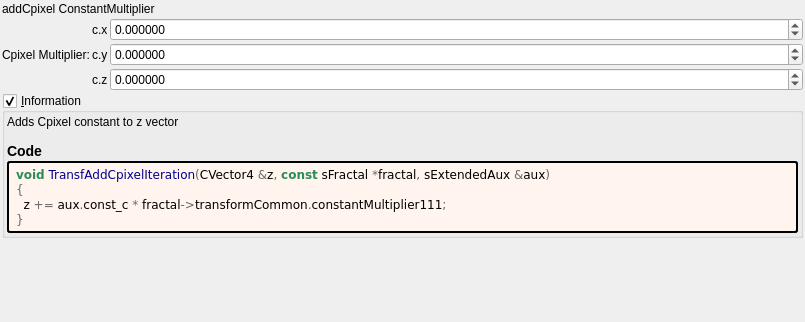
irinox-ctrl/mandelbulber2, file mandelbulber2/formula/ui/transf_add_cpixel.ui: the form before one commit.
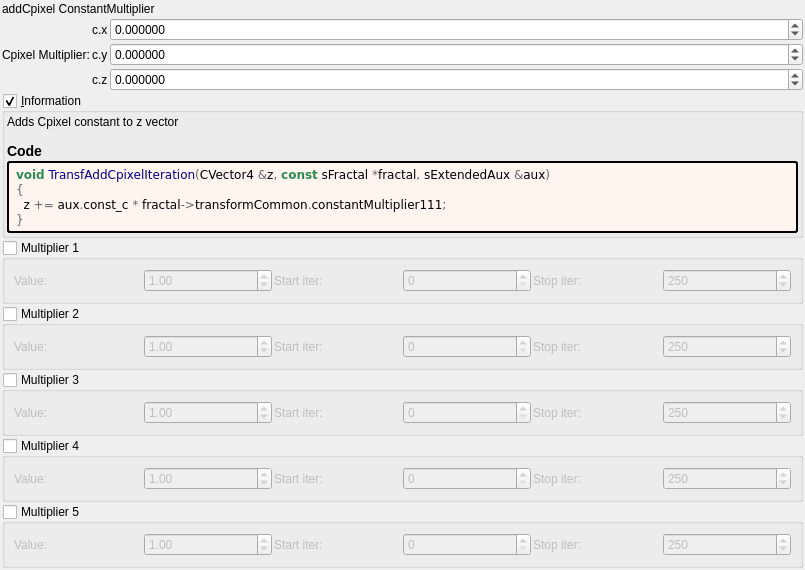
The form after the commit. Custom widgets are drawn as their Qt base class.

Commit message:
feat: add 5 general-purpose multipliers to all 1007 fractal formulas
Each multiplier has:
- Checkbox (OFF by default)
- Value spinbox (default 1.0, range -100 to 100)
- Iteration start/stop range

Logic: z *= value; DE *= |value|;

Uses existing transformCommon parameters:
- Checkboxes: functionEnabledBx/By/Bz/Bw/CzFalse
- Values: scale4/5/6/8/16
- Ranges: startIterationsB-F/stopIterationsB-F

Modified 1007 .cpp (CPU), 1006 .cl (GPU), 1023 .ui files.
Both source (formula/) and deploy (deploy/share/) copies updated.

```diff
--- a/mandelbulber2/formula/ui/transf_add_cpixel.ui
+++ b/mandelbulber2/formula/ui/transf_add_cpixel.ui
@@ -231,6 +231,192 @@
      </layout>
     </widget>
    </item>
+   <item>
+    <widget class="MyGroupBox" name="groupCheck_transf_function_enabledBx_false">
+     <property name="title"><string>Multiplier 1</string></property>
+     <property name="checkable"><bool>true</bool></property>
+     <property name="checked"><bool>false</bool></property>
+     <layout class="QGridLayout" name="gridLayout_mult1">
+      <property name="spacing"><number>2</number></property>
+      <item row="0" column="0">
+       <widget class="QLabel"><property name="text"><string>Value:</string></property></widget>
+      </item>
+      <item row="0" column="1">
+       <widget class="MyDoubleSpinBox" name="spinbox_transf_scale_4">
+        <property name="minimum"><double>-100.0</double></property><property name="maximum"><double>100.0</double></property>
+        <property name="singleStep"><double>0.01</double></property><property name="value"><double>1.0</double></property>
+       </widget>
+      </item>
+      <item row="0" column="2">
+       <widget class="QLabel"><property name="text"><string>Start iter:</string></property></widget>
+      </item>
+      <item row="0" column="3">
+       <widget class="MySpinBox" name="spinboxInt_transf_start_iterations_B">
+        <property name="minimum"><number>0</number></property><property name="maximum"><number>10000</number></property>
+        <property name="value"><number>0</number></property>
+       </widget>
+      </item>
+      <item row="0" column="4">
+       <widget class="QLabel"><property name="text"><string>Stop iter:</string></property></widget>
+      </item>
+      <item row="0" column="5">
+       <widget class="MySpinBox" name="spinboxInt_transf_stop_iterations_B">
+        <property name="minimum"><number>0</number></property><property name="maximum"><number>10000</number></property>
+        <property name="value"><number>250</number></property>
+       </widget>
+      </item>
+     </layout>
+    </widget>
+   </item>
+   <item>
+    <widget class="MyGroupBox" name="groupCheck_transf_function_enabledBy_false">
+     <property name="title"><string>Multiplier 2</string></property>
+     <property name="checkable"><bool>true</bool></property>
+     <property name="checked"><bool>false</bool></property>
+     <layout class="QGridLayout" name="gridLayout_mult2">
+      <property name="spacing"><number>2</number></property>
+      <item row="0" column="0">
+       <widget class="QLabel"><property name="text"><string>Value:</string></property></widget>
+      </item>
+      <item row="0" column="1">
+       <widget class="MyDoubleSpinBox" name="spinbox_transf_scale_5">
+        <property name="minimum"><double>-100.0</double></property><property name="maximum"><double>100.0</double></property>
+        <property name="singleStep"><double>0.01</double></property><property name="value"><double>1.0</double></property>
+       </widget>
+      </item>
+      <item row="0" column="2">
+       <widget class="QLabel"><property name="text"><string>Start iter:</string></property></widget>
+      </item>
+      <item row="0" column="3">
+       <widget class="MySpinBox" name="spinboxInt_transf_start_iterations_C">
+        <property name="minimum"><number>0</number></property><property name="maximum"><number>10000</number></property>
+        <property name="value"><number>0</number></property>
+       </widget>
+      </item>
+      <item row="0" column="4">
+       <widget class="QLabel"><property name="text"><string>Stop iter:</string></property></widget>
+      </item>
+      <item row="0" column="5">
+       <widget class="MySpinBox" name="spinboxInt_transf_stop_iterations_C">
+        <property name="minimum"><number>0</number></property><property name="maximum"><number>10000</number></property>
+        <property name="value"><number>250</number></property>
+       </widget>
+      </item>
+     </layout>
+    </widget>
+   </item>
+   <item>
+    <widget class="MyGroupBox" name="groupCheck_transf_function_enabledBz_false">
+     <property name="title"><string>Multiplier 3</string></property>
+     <property name="checkable"><bool>true</bool></property>
+     <property name="checked"><bool>false</bool></property>
+     <layout class="QGridLayout" name="gridLayout_mult3">
+      <property name="spacing"><number>2</number></property>
+      <item row="0" column="0">
+       <widget class="QLabel"><property name="text"><string>Value:</string></property></widget>
+      </item>
+      <item row="0" column="1">
+       <widget class="MyDoubleSpinBox" name="spinbox_transf_scale_6">
+        <property name="minimum"><double>-100.0</double></property><property name="maximum"><double>100.0</double></property>
+        <property name="singleStep"><double>0.01</double></property><property name="value"><double>1.0</double></property>
+       </widget>
+      </item>
+      <item row="0" column="2">
+       <widget class="QLabel"><property name="text"><string>Start iter:</string></property></widget>
+      </item>
+      <item row="0" column="3">
+       <widget class="MySpinBox" name="spinboxInt_transf_start_iterations_D">
+        <property name="minimum"><number>0</number></property><property name="maximum"><number>10000</number></property>
+        <property name="value"><number>0</number></property>
+       </widget>
+      </item>
+      <item row="0" column="4">
+       <widget class="QLabel"><property name="text"><string>Stop iter:</string></property></widget>
+      </item>
+      <item row="0" column="5">
+       <widget class="MySpinBox" name="spinboxInt_transf_stop_iterations_D">
+        <property name="minimum"><number>0</number></property><property name="maximum"><number>10000</number></property>
+        <property name="value"><number>250</number></property>
+       </widget>
+      </item>
+     </layout>
+    </widget>
+   </item>
+   <item>
+    <widget class="MyGroupBox" name="groupCheck_transf_function_enabledBw_false">
+     <property name="title"><string>Multiplier 4</string></property>
+     <property name="checkable"><bool>true</bool></property>
+     <property name="checked"><bool>false</bool></property>
+     <layout class="QGridLayout" name="gridLayout_mult4">
+      <property name="spacing"><number>2</number></property>
+      <item row="0" column="0">
+       <widget class="QLabel"><property name="text"><string>Value:</string></property></widget>
+      </item>
+      <item row="0" column="1">
+       <widget class="MyDoubleSpinBox" name="spinbox_transf_scale_8">
+        <property name="minimum"><double>-100.0</double></property><property name="maximum"><double>100.0</double></property>
+        <property name="singleStep"><double>0.01</double></property><property name="value"><double>1.0</double></property>
+       </widget>
+      </item>
+      <item row="0" column="2">
+       <widget class="QLabel"><property name="text"><string>Start iter:</string></property></widget>
+      </item>
+      <item row="0" column="3">
+       <widget class="MySpinBox" name="spinboxInt_transf_start_iterations_E">
+        <property name="minimum"><number>0</number></property><property name="maximum"><number>10000</number></property>
+        <property name="value"><number>0</number></property>
+       </widget>
+      </item>
+      <item row="0" column="4">
+       <widget class="QLabel"><property name="text"><string>Stop iter:</string></property></widget>
+      </item>
+      <item row="0" column="5">
+       <widget class="MySpinBox" name="spinboxInt_transf_stop_iterations_E">
+        <property name="minimum"><number>0</number></property><property name="maximum"><number>10000</number></property>
+        <property name="value"><number>250</number></property>
+       </widget>
+      </item>
+     </layout>
+    </widget>
+   </item>
+   <item>
+    <widget class="MyGroupBox" name="groupCheck_transf_function_enabledCz_false">
+     <property name="title"><string>Multiplier 5</string></property>
+     <property name="checkable"><bool>true</bool></property>
+     <property name="checked"><bool>false</bool></property>
+     <layout class="QGridLayout" name="gridLayout_mult5">
+      <property name="spacing"><number>2</number></property>
+      <item row="0" column="0">
+       <widget class="QLabel"><property name="text"><string>Value:</string></property></widget>
+      </item>
+      <item row="0" column="1">
+       <widget class="MyDoubleSpinBox" name="spinbox_transf_scale_16">
+        <property name="minimum"><double>-100.0</double></property><property name="maximum"><double>100.0</double></property>
+        <property name="singleStep"><double>0.01</double></property><property name="value"><double>1.0</double></property>
+       </widget>
+      </item>
+      <item row="0" column="2">
+       <widget class="QLabel"><property name="text"><string>Start iter:</string></property></widget>
+      </item>
+      <item row="0" column="3">
+       <widget class="MySpinBox" name="spinboxInt_transf_start_iterations_F">
+        <property name="minimum"><number>0</number></property><property name="maximum"><number>10000</number></property>
+        <property name="value"><number>0</number></property>
+       </widget>
+      </item>
+      <item row="0" column="4">
+       <widget class="QLabel"><property name="text"><string>Stop iter:</string></property></widget>
+      </item>
+      <item row="0" column="5">
+       <widget class="MySpinBox" name="spinboxInt_transf_stop_iterations_F">
+        <property name="minimum"><number>0</number></property><property name="maximum"><number>10000</number></property>
+        <property name="value"><number>250</number></property>
+       </widget>
+      </item>
+     </layout>
+    </widget>
+   </item>
+
    <item>
     <spacer name="verticalSpacer">
      <property name="orientation">
@@ -258,6 +444,11 @@
    <header>my_group_box.h</header>
    <container>1</container>
   </customwidget>
+   <customwidget>
+   <class>MySpinBox</class>
+   <extends>QSpinBox</extends>
+   <header>my_spin_box.h</header>
+  </customwidget>
  </customwidgets>
  <tabstops>
   <tabstop>spinbox3_transf_constant_multiplier_111_x</tabstop>
```
The commit also changes 3972 other files.
